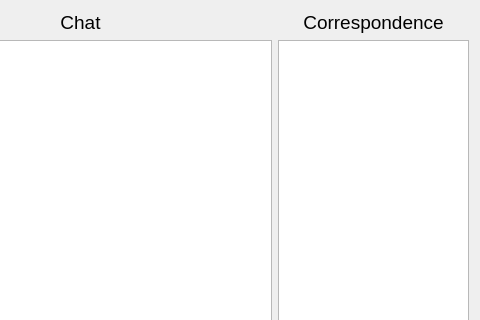
Old version of the form Server/server.ui in the repository LesterEvSe/Messenger-Server; both pictures show x 320 to 800 and y 0 to 320 of the 800 by 600 pixel window.
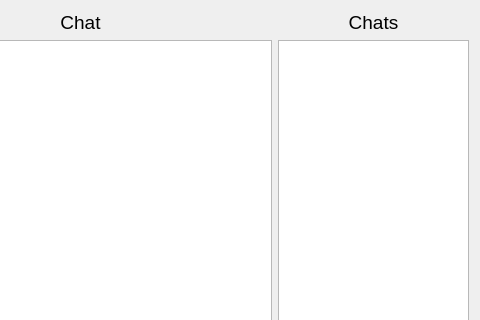
New version of the form.

The edit to the form file:
```diff
--- a/Server/server.ui
+++ b/Server/server.ui
@@ -62,7 +62,7 @@
         </sizepolicy>
        </property>
        <property name="text">
-        <string>Correspondence</string>
+        <string>Chats</string>
        </property>
        <property name="alignment">
         <set>Qt::AlignCenter</set>
```
Left out of the diff: 4 changed lines with no effect on the pictures.
